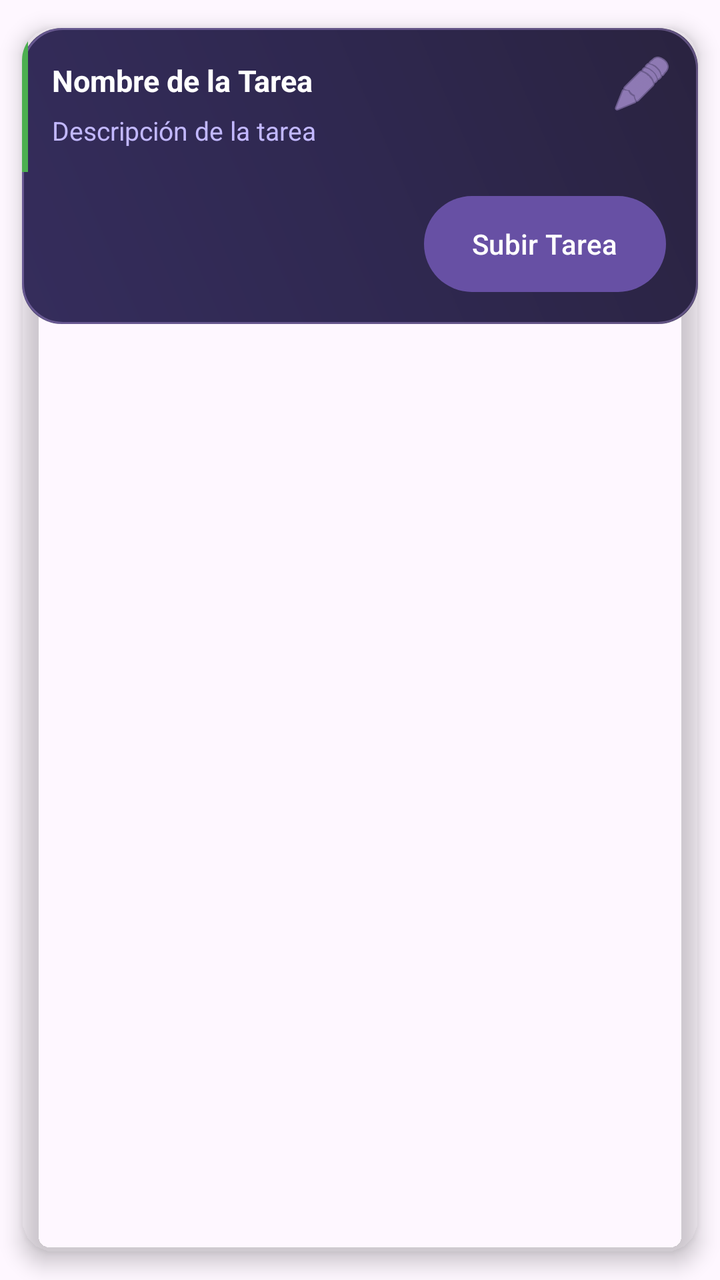
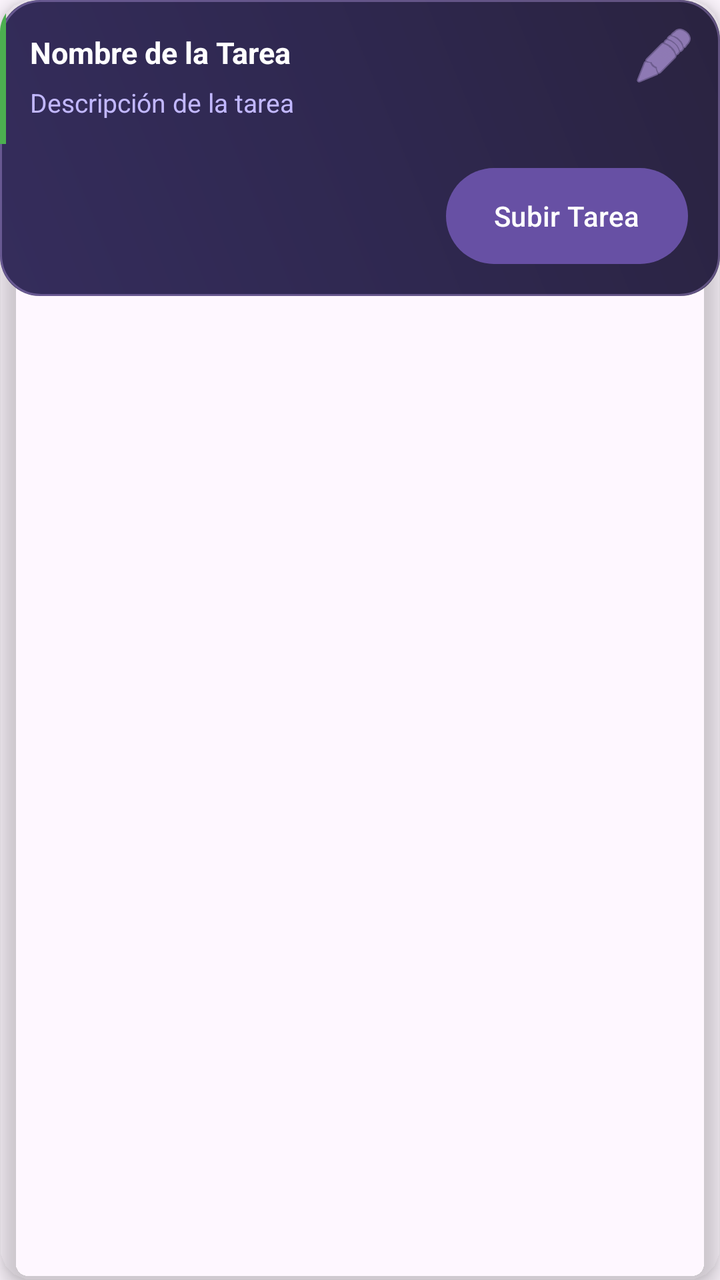

An Android layout rendered at two revisions. The XML below is the earlier revision; the diff shows what the commit changed to produce the second picture.
<!-- AndroidManifest.xml: application theme Theme.CourseV -->
<!-- res/layout/item_course_task_detail.xml -->
<?xml version="1.0" encoding="utf-8"?>
<androidx.cardview.widget.CardView xmlns:android="http://schemas.android.com/apk/res/android"
    xmlns:app="http://schemas.android.com/apk/res-auto"
    android:layout_width="match_parent"
    android:layout_height="wrap_content"
    android:layout_marginTop="10dp"
    android:layout_marginBottom="10dp"
    android:layout_marginLeft="12dp"
    android:layout_marginRight="12dp"
    app:cardBackgroundColor="@android:color/transparent"
    app:cardCornerRadius="16dp"
    app:cardUseCompatPadding="true"
    app:cardElevation="6dp">

    <LinearLayout
        android:layout_width="match_parent"
        android:layout_height="wrap_content"
        android:orientation="vertical"
        android:padding="0dp"
        android:background="@drawable/bg_card_premium"
        android:animateLayoutChanges="true">

        
        <LinearLayout
            android:layout_width="match_parent"
            android:layout_height="wrap_content"
            android:orientation="horizontal">

            <View
                android:id="@+id/taskIndicator"
                android:layout_width="3dp"
                android:layout_height="match_parent"
                android:background="#4CAF50" />

            <LinearLayout
                android:layout_width="0dp"
                android:layout_height="wrap_content"
                android:layout_weight="1"
                android:orientation="vertical"
                android:layout_marginStart="12dp"
                android:paddingTop="16dp"
                android:paddingBottom="12dp"
                android:paddingEnd="12dp">

                <TextView
                    android:id="@+id/taskNameTextView"
                    android:layout_width="match_parent"
                    android:layout_height="wrap_content"
                    android:text="Nombre de la Tarea"
                    android:textColor="#FFFFFF"
                    android:textSize="15sp"
                    android:textStyle="bold" />

                <TextView
                    android:id="@+id/taskDescriptionTextView"
                    android:layout_width="match_parent"
                    android:layout_height="wrap_content"
                    android:text="Descripción de la tarea"
                    android:textColor="#C2B8FF"
                    android:textSize="13sp"
                    android:layout_marginTop="6dp"
                    android:lineSpacingExtra="3dp" />

                <TextView
                    android:id="@+id/gradeStatusTextView"
                    android:layout_width="match_parent"
                    android:layout_height="wrap_content"
                    android:text="Calificación: 0/10"
                    android:textColor="#4CAF50"
                    android:textSize="14sp"
                    android:textStyle="bold"
                    android:layout_marginTop="6dp"
                    android:visibility="gone" />
            </LinearLayout>

            <ImageButton
                android:id="@+id/editTaskButton"
                android:layout_width="wrap_content"
                android:layout_height="wrap_content"
                android:src="@android:drawable/ic_menu_edit"
                android:background="?attr/selectableItemBackgroundBorderless"
                android:tint="#D0B2FF"
                android:padding="12dp"
                android:contentDescription="Edit Task" />
        </LinearLayout>

        
        <LinearLayout
            android:id="@+id/taskContentContainer"
            android:layout_width="match_parent"
            android:layout_height="wrap_content"
            android:orientation="vertical"
            android:layout_marginTop="0dp"
            android:paddingStart="16dp"
            android:paddingEnd="16dp"
            android:paddingBottom="12dp"
            android:layoutAnimation="@anim/layout_fall_down_fast">

            <TextView
                android:id="@+id/taskContentLabel"
                android:layout_width="match_parent"
                android:layout_height="wrap_content"
                android:text="Archivos adjuntos:"
                android:textColor="#C2B8FF"
                android:textSize="12sp"
                android:textStyle="bold"
                android:layout_marginBottom="6dp"
                android:visibility="gone" />
        </LinearLayout>

        <Button
            android:id="@+id/uploadSubmissionButton"
            android:layout_width="wrap_content"
            android:layout_height="wrap_content"
            android:text="Subir Tarea"
            android:layout_gravity="end"
            android:layout_marginTop="0dp"
            android:layout_marginBottom="16dp"
            android:layout_marginEnd="16dp"
            android:background="@drawable/button_premium"
            android:textColor="#FFFFFF"
            android:fontFamily="sans-serif-medium" />
    </LinearLayout>
</androidx.cardview.widget.CardView>
<!-- resources referenced by this layout -->
<resources>
  <!-- drawable bg_card_premium (drawable) -->
  <?xml version="1.0" encoding="utf-8"?>
  <layer-list xmlns:android="http://schemas.android.com/apk/res/android">
      <item>
          <shape android:shape="rectangle">
              <corners android:radius="20dp" />
              <gradient
                  android:startColor="#2A2340"
                  android:centerColor="#2F2850"
                  android:endColor="#352D5C"
                  android:angle="225" />
          </shape>
      </item>
      <item>
          <shape android:shape="rectangle">
              <corners android:radius="20dp" />
              <stroke android:width="1dp" android:color="#55D0B2FF" />
              <solid android:color="@android:color/transparent" />
          </shape>
      </item>
  </layer-list>
  <!-- drawable button_premium (drawable) -->
  <?xml version="1.0" encoding="utf-8"?>
  <ripple xmlns:android="http://schemas.android.com/apk/res/android"
      android:color="#33FFFFFF">
      <item>
          <shape android:shape="rectangle">
              <corners android:radius="28dp" />
              <gradient
                  android:startColor="#8F3FFF"
                  android:centerColor="#7A34E0"
                  android:endColor="#5E28B3"
                  android:angle="45" />
              <padding android:left="20dp" android:top="4dp" android:right="20dp" android:bottom="4dp" />
          </shape>
      </item>
  </ripple>
  <style name="Theme.CourseV" parent="Base.Theme.CourseV" />
  <style name="Base.Theme.CourseV" parent="Theme.Material3.DayNight.NoActionBar">
          
          
      </style>
</resources>

<!-- the commit's change to res/layout/item_course_task_detail.xml (unified diff, before → after) -->
@@ -5,11 +5,11 @@
     android:layout_height="wrap_content"
     android:layout_marginTop="10dp"
     android:layout_marginBottom="10dp"
-    android:layout_marginLeft="12dp"
-    android:layout_marginRight="12dp"
+    android:layout_marginLeft="0dp"
+    android:layout_marginRight="0dp"
     app:cardBackgroundColor="@android:color/transparent"
     app:cardCornerRadius="16dp"
-    app:cardUseCompatPadding="true"
+    app:cardUseCompatPadding="false"
     app:cardElevation="6dp">
 
     <LinearLayout
